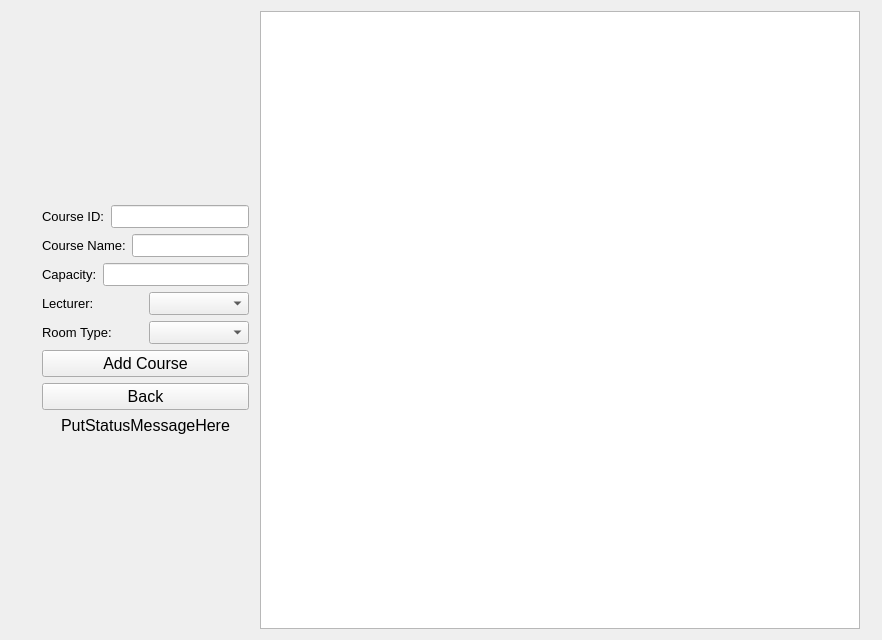
Before: the Qt Designer form form_room_add.ui in PPsyrius/projekt-KASS, drawn with Qt 5.
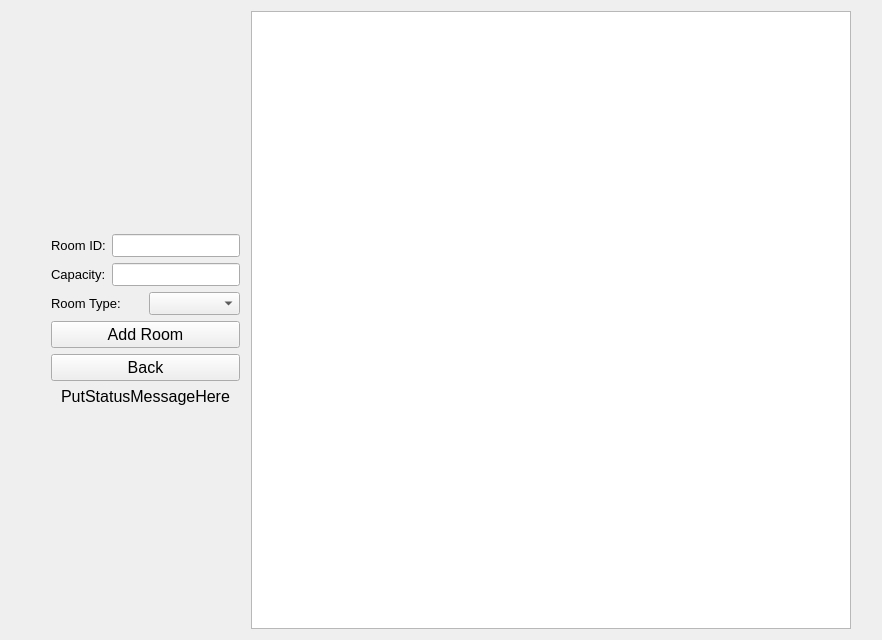
After: the same form once the commit is applied.

Commit message: Finish Add/Remove Room

Diff of the .ui file:
```diff
--- a/form_room_add.ui
+++ b/form_room_add.ui
@@ -55,37 +55,12 @@
           </font>
          </property>
          <property name="text">
-          <string>Course ID:</string>
+          <string>Room ID:</string>
          </property>
         </widget>
        </item>
        <item>
-        <widget class="QLineEdit" name="le_courseID">
-         <property name="font">
-          <font>
-           <pointsize>10</pointsize>
-          </font>
-         </property>
-        </widget>
-       </item>
-      </layout>
-     </item>
-     <item>
-      <layout class="QHBoxLayout" name="CourseNameBox">
-       <item>
-        <widget class="QLabel" name="lb_courseName">
-         <property name="font">
-          <font>
-           <pointsize>10</pointsize>
-          </font>
-         </property>
-         <property name="text">
-          <string>Course Name:</string>
-         </property>
-        </widget>
-       </item>
-       <item>
-        <widget class="QLineEdit" name="le_courseName">
+        <widget class="QLineEdit" name="le_roomID">
          <property name="font">
           <font>
            <pointsize>10</pointsize>
@@ -120,31 +95,6 @@
        </item>
       </layout>
      </item>
-     <item>
-      <layout class="QHBoxLayout" name="ProfBox">
-       <item>
-        <widget class="QLabel" name="lb_prof">
-         <property name="font">
-          <font>
-           <pointsize>10</pointsize>
-          </font>
-         </property>
-         <property name="text">
-          <string>Lecturer:</string>
-         </property>
-        </widget>
-       </item>
-       <item>
-        <widget class="QComboBox" name="cb_prof">
-         <property name="font">
-          <font>
-           <pointsize>10</pointsize>
-          </font>
-         </property>
-        </widget>
-       </item>
-      </layout>
-     </item>
      <item>
       <layout class="QHBoxLayout" name="RoomBox">
        <item>
@@ -178,7 +128,7 @@
         </font>
        </property>
        <property name="text">
-        <string>Add Course</string>
+        <string>Add Room</string>
        </property>
       </widget>
      </item>
```
Left out of the diff: 4 changed lines with no effect on the pictures. The commit also changes 6 other files.
